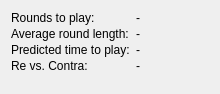
lbproductions/psnewmodel, file src/ui/game/gamestatswidget.ui: the form before one commit.
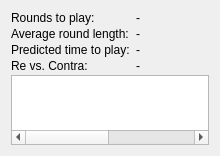
The form after the commit. Custom widgets are drawn as their Qt base class.

Commit message: Reworked GamesTogetherWidget

```diff
--- a/src/ui/game/gamestatswidget.ui
+++ b/src/ui/game/gamestatswidget.ui
@@ -7,7 +7,7 @@
     <x>0</x>
     <y>0</y>
     <width>220</width>
-    <height>94</height>
+    <height>128</height>
    </rect>
   </property>
   <property name="windowTitle">
@@ -106,6 +106,40 @@
      </property>
     </widget>
    </item>
+   <item row="4" column="0" colspan="2">
+    <layout class="QHBoxLayout" name="horizontalLayout">
+     <item>
+      <widget class="GamesTogetherWidget" name="gamesTogetherWidget">
+       <property name="columnCount">
+        <number>4</number>
+       </property>
+       <attribute name="headerVisible">
+        <bool>false</bool>
+       </attribute>
+       <column>
+        <property name="text">
+         <string notr="true">1</string>
+        </property>
+       </column>
+       <column>
+        <property name="text">
+         <string notr="true">2</string>
+        </property>
+       </column>
+       <column>
+        <property name="text">
+         <string notr="true">3</string>
+        </property>
+       </column>
+       <column>
+        <property name="text">
+         <string notr="true">4</string>
+        </property>
+       </column>
+      </widget>
+     </item>
+    </layout>
+   </item>
   </layout>
  </widget>
  <customwidgets>
@@ -114,6 +148,11 @@
    <extends>QLabel</extends>
    <header location="global">ui/widgets/clickablelabel.h</header>
   </customwidget>
+  <customwidget>
+   <class>GamesTogetherWidget</class>
+   <extends>QTreeWidget</extends>
+   <header>ui/widgets/gamestogetherwidget.h</header>
+  </customwidget>
  </customwidgets>
  <resources/>
  <connections/>
```
The commit also changes 5 other files.
